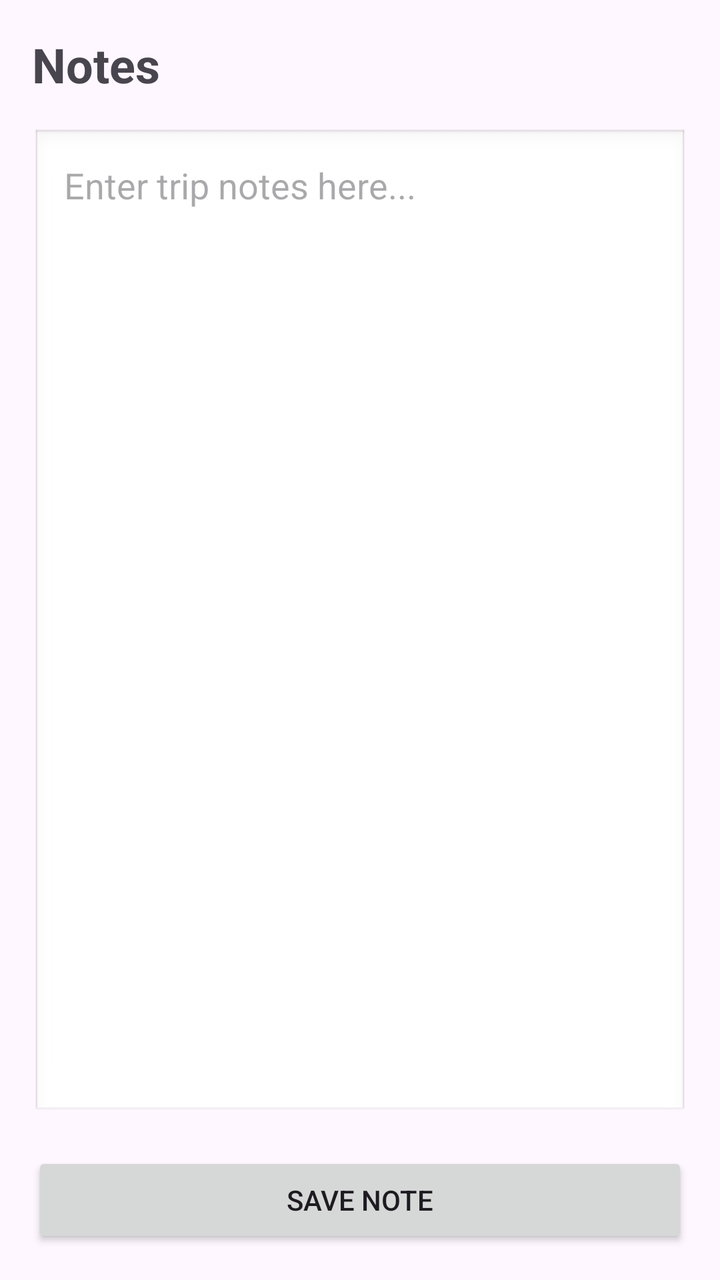
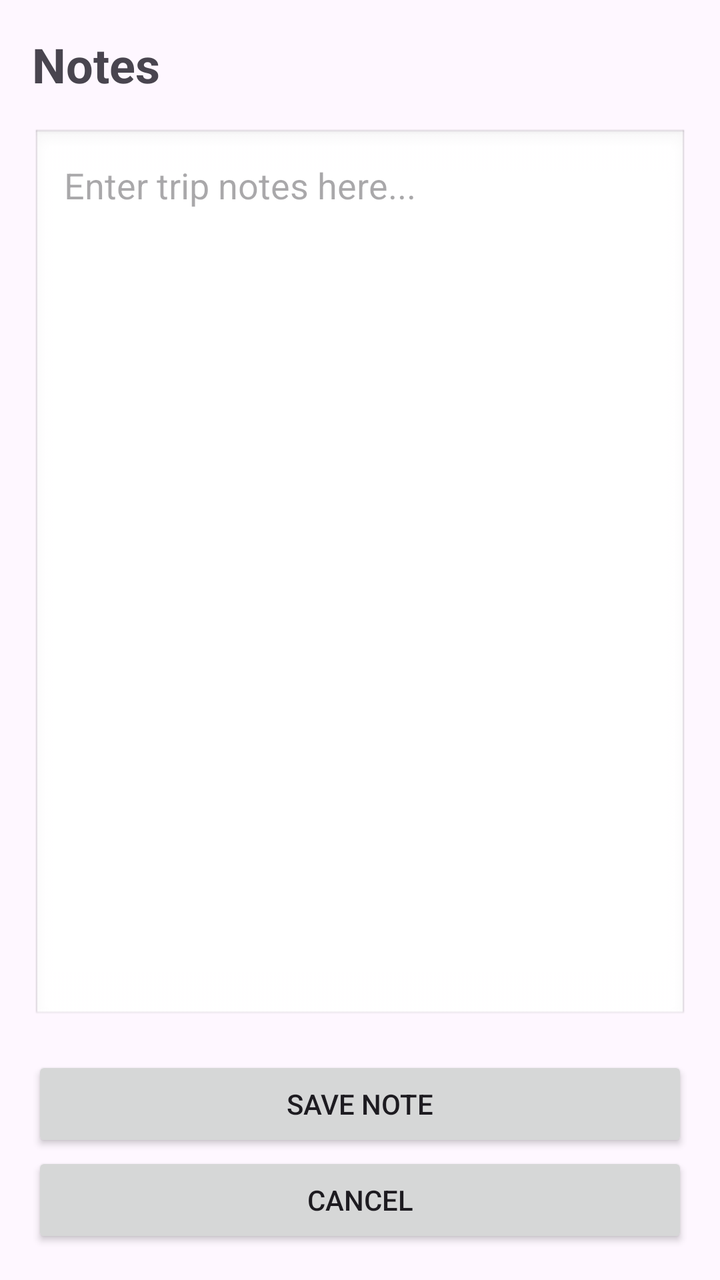

The first picture is an Android layout as it rendered before a commit; the second is the same layout after the commit. The layout source and the unified diff follow.
<!-- AndroidManifest.xml: application theme Theme.D424softwareengineeringcapstonee -->
<!-- res/layout/fragment_notes.xml -->
<?xml version="1.0" encoding="utf-8"?>
<LinearLayout
    xmlns:android="http://schemas.android.com/apk/res/android"
        android:layout_width="match_parent"
        android:layout_height="match_parent"
        android:orientation="vertical"
        android:padding="16dp">

        <TextView
            android:layout_width="wrap_content"
            android:layout_height="wrap_content"
            android:text="Notes"
            android:textSize="24sp"
            android:textStyle="bold"
            android:layout_marginBottom="16dp"/>

        <EditText
            android:id="@+id/edit_text_note"
            android:layout_width="match_parent"
            android:layout_height="0dp"
            android:layout_weight="1"
            android:gravity="top|start"
            android:hint="Enter trip notes here..."
            android:inputType="textMultiLine"
            android:padding="16dp"
            android:background="@android:drawable/edit_text"/>

        <Button
            android:id="@+id/button_save_note"
            android:layout_width="match_parent"
            android:layout_height="wrap_content"
            android:text="Save Note"
            android:layout_marginTop="16dp"/>
    </LinearLayout>
<!-- resources referenced by this layout -->
<resources>
  <style name="Theme.D424softwareengineeringcapstonee" parent="Base.Theme.D424softwareengineeringcapstonee" />
  <style name="Base.Theme.D424softwareengineeringcapstonee" parent="Theme.Material3.DayNight">
          
          
      </style>
</resources>

<!-- the commit's change to res/layout/fragment_notes.xml (unified diff, before → after) -->
@@ -31,4 +31,10 @@
             android:layout_height="wrap_content"
             android:text="Save Note"
             android:layout_marginTop="16dp"/>
+        <Button
+            android:id="@+id/button_cancel"
+            android:layout_width="match_parent"
+            android:layout_height="wrap_content"
+            android:text="Cancel"/>
+
     </LinearLayout>
